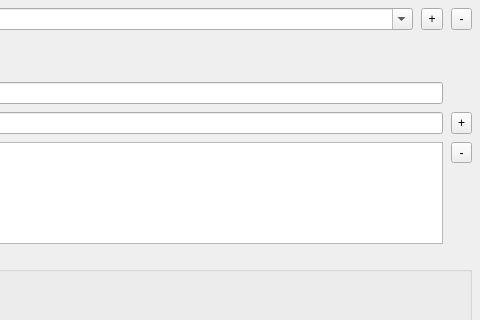
Qt form freeLib/src/addlibrary.ui (vpoluyaktov/freeLib) before a commit; both pictures show x 225 to 705 and y 0 to 320 of the 705 by 569 pixel window.
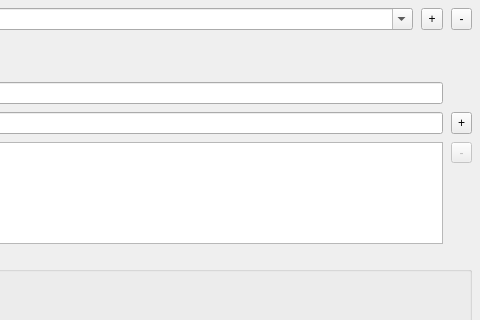
The same form after that commit. Icons and pictures are not drawn.

Commit message: New (AddLibrary::DeleteDirFromBookDirsList()): Добавлен слот для обработки удаления выбранного каталога с книгами из списка каталогов библиотеки.

```diff
--- a/freeLib/src/addlibrary.ui
+++ b/freeLib/src/addlibrary.ui
@@ -152,6 +152,9 @@
       <layout class="QVBoxLayout" name="verticalLayBooksDirsTools">
        <item>
         <widget class="QToolButton" name="btnBooksDirDelete">
+         <property name="enabled">
+          <bool>false</bool>
+         </property>
          <property name="maximumSize">
           <size>
            <width>22</width>
```
The commit also changes 2 other files.
